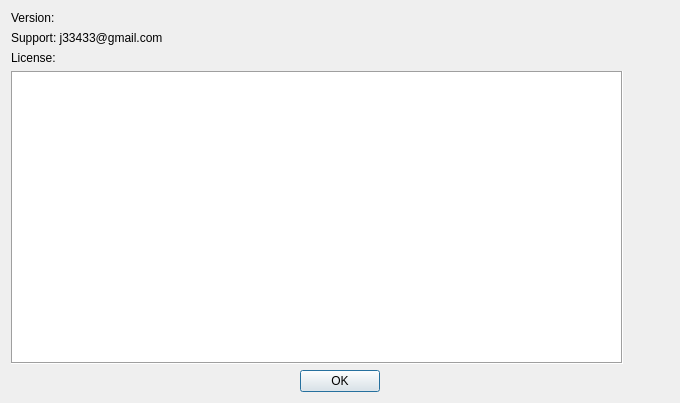
The window that source/ui/about.ui (j33433/MPowerTCX) describes before a commit, drawn with Qt 5.
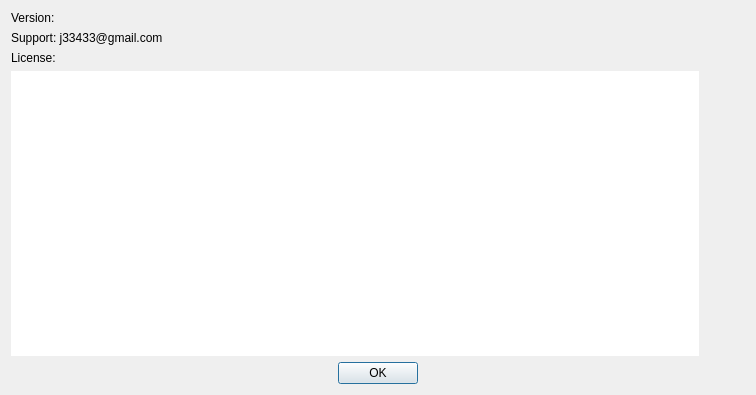
The same window after the commit. Icons and pictures are not drawn.

Commit message: about window adjust

```diff
--- a/source/ui/about.ui
+++ b/source/ui/about.ui
@@ -6,8 +6,8 @@
    <rect>
     <x>0</x>
     <y>0</y>
-    <width>680</width>
-    <height>403</height>
+    <width>756</width>
+    <height>395</height>
    </rect>
   </property>
   <property name="windowTitle">
@@ -71,7 +71,7 @@
    <item row="3" column="0" rowspan="2">
     <widget class="QPlainTextEdit" name="licenseEdit">
      <property name="frameShape">
-      <enum>QFrame::Box</enum>
+      <enum>QFrame::NoFrame</enum>
      </property>
      <property name="readOnly">
       <bool>true</bool>
```
The commit also changes 2 other files.
